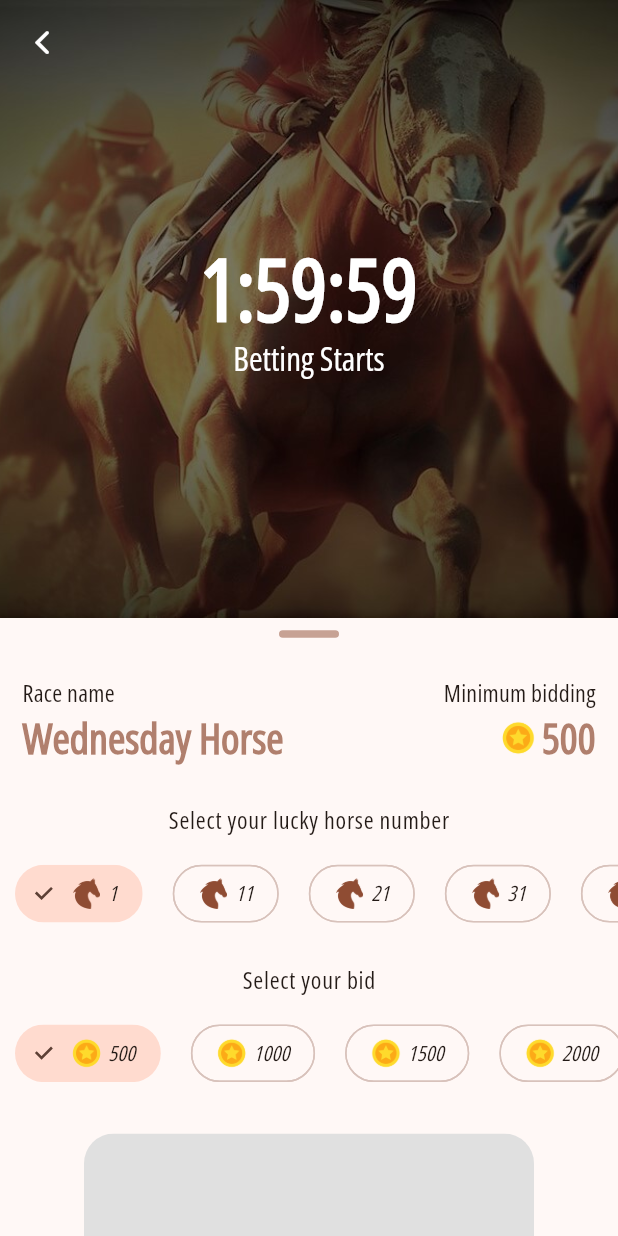
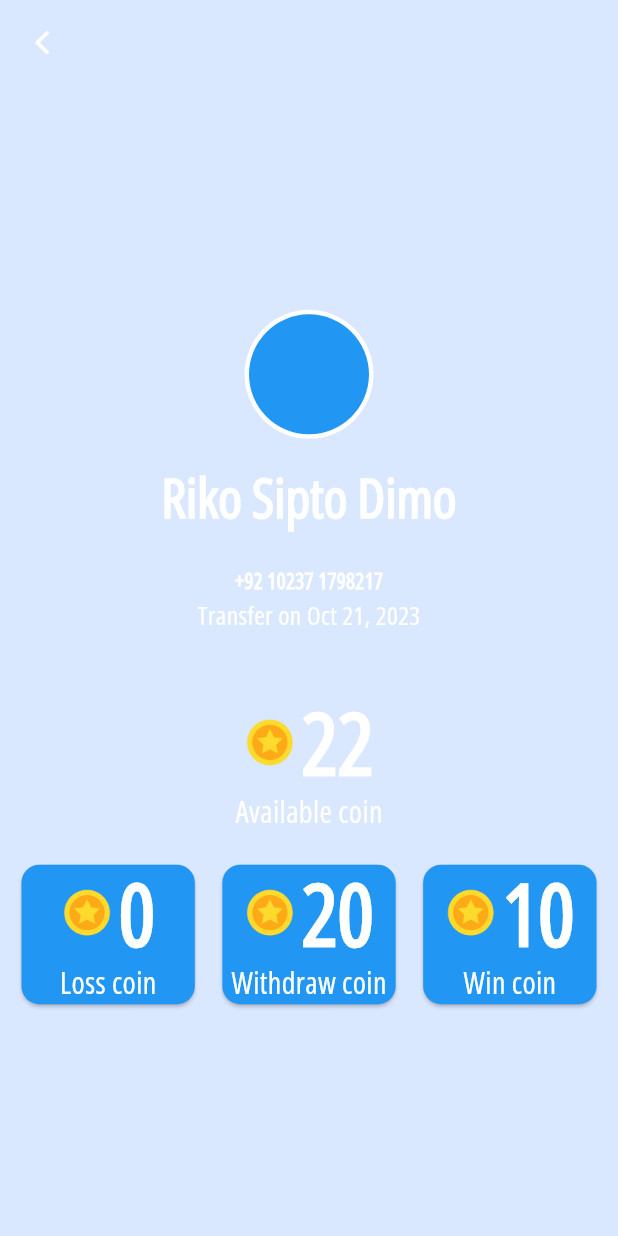
Before and after one commit to Munawer2022/Multi-Game-App, a Flutter app: the screen it shows after launch, after a tap on an icon or button, on a phone screen of 412 x 824 dp. Run offline on Flutter 3.47's test engine with Material 2 defaults, Android fonts, the light colour scheme and no system bars; drawn by our look-alikes of countup; our stand-ins replace flutter_fortune_wheel, rxdart; missing offline and left inert: flutter_spinning_wheel, neopop.

Commit message:
first commit

```diff
--- a/lib/dashboard.dart
+++ b/lib/dashboard.dart
@@ -4,13 +4,38 @@ import 'package:animation/navigate.dart';
 import 'package:animation/spinn_wheel/spinn_wheel_bid.dart';
 import 'package:animation/spinn_wheel/wheel_game.dart';
 import 'package:animation/ticket_data.dart';
+import 'package:animation/user.dart';
 import 'package:flutter/cupertino.dart';
 import 'package:flutter/material.dart';
+import 'package:flutter/services.dart';
 import 'dog_race/dog_race_bid.dart';
 import 'spinn_wheel/lucky_spinn_wheel.dart';
 
-class Dahboard extends StatelessWidget {
+class Dahboard extends StatefulWidget {
   const Dahboard({super.key});
+
+  @override
+  State<Dahboard> createState() => _DahboardState();
+}
+
+class _DahboardState extends State<Dahboard> {
+  @override
+  initState() {
+    super.initState();
+    SystemChrome.setPreferredOrientations([
+      DeviceOrientation.portraitDown,
+      DeviceOrientation.portraitUp,
+    ]);
+  }
+
+  @override
+  dispose() {
+    SystemChrome.setPreferredOrientations([
+      DeviceOrientation.portraitUp,
+      DeviceOrientation.portraitDown,
+    ]);
+    super.dispose();
+  }
 
   @override
   Widget build(BuildContext context) {
@@ -36,7 +61,7 @@ class Dahboard extends StatelessWidget {
                       children: [
                         IconButton(
                             onPressed: () {
-                              AppNavigator().push(context, const HorseBid());
+                              AppNavigator().push(context, const User());
                             },
                             icon: CircleAvatar(
                                 maxRadius: 30,
@@ -69,28 +94,16 @@ class Dahboard extends StatelessWidget {
                                 ))))
                       ],
                     ),
-                    Column(
+                    Row(
+                      mainAxisAlignment: MainAxisAlignment.center,
                       children: [
-                        Row(
-                          mainAxisAlignment: MainAxisAlignment.center,
-                          crossAxisAlignment: CrossAxisAlignment.center,
-                          children: [
-                            container(context, 'assets/images/horse.jpg',
-                                const HorseRaceScreen()),
-                            const SizedBox(
-                              width: 10,
-                            ),
-                            container(context, 'assets/images/cat.jpg',
-                                const DogRaceBid()),
-                          ],
-                        ),
+                        container(context, 'assets/images/horse.jpg',
+                            const HorseRaceScreen()),
                         const SizedBox(
-                          height: 10,
+                          width: 10,
                         ),
                         Center(
-                            child: container(
-                                context,
-                                'assets/images/wheel.jpeg',
+                            child: container(context, 'assets/images/wheel.jpg',
                                 const SpinnWheelBid())),
                       ],
                     ),
--- a/lib/dog_race/dog_race_bid.dart
+++ b/lib/dog_race/dog_race_bid.dart
@@ -132,7 +132,7 @@ class _DogRaceBidBidState extends State<DogRaceBid> {
                   ),
                   // title: const Text('NestedScrollView'),
                   pinned: false,
-                  expandedHeight: sized.size.height * 0.5,
+                  expandedHeight: sized.size.height * 0.6,
                   //400
                   forceElevated: innerBoxIsScrolled,
                 ),
--- a/lib/spinn_wheel/spinn_wheel_bid.dart
+++ b/lib/spinn_wheel/spinn_wheel_bid.dart
@@ -132,7 +132,7 @@ class _SpinnWheelBidState extends State<SpinnWheelBid> {
                   ),
                   // title: const Text('NestedScrollView'),
                   pinned: false,
-                  expandedHeight: sized.size.height * 0.5,
+                  expandedHeight: sized.size.height * 0.6,
                   //400
                   forceElevated: innerBoxIsScrolled,
                 ),
--- a/lib/ticket_data.dart
+++ b/lib/ticket_data.dart
@@ -79,12 +79,6 @@ class _TicketWidgetState extends State<TicketWidget> {
         padding: widget.padding,
         margin: widget.margin,
         decoration: BoxDecoration(
-          // image: DecorationImage(
-          //   image: AssetImage(
-          //     'assets/images/horse_bid_back.jpg',
-          //   ),
-          //   fit: BoxFit.cover,
-          // ),
           boxShadow: widget.shadow,
           color: widget.color,
           borderRadius: widget.isCornerRounded
--- /dev/null
+++ b/lib/user.dart
@@ -0,0 +1,205 @@
+import 'package:countup/countup.dart';
+import 'package:flutter/cupertino.dart';
+import 'package:flutter/material.dart';
+
+import 'dashboard.dart';
+import 'navigate.dart';
+
+class User extends StatelessWidget {
+  const User({super.key});
+
+  @override
+  Widget build(BuildContext context) {
+    var theme = Theme.of(context);
+    var sized = MediaQuery.of(context);
+    return Scaffold(
+        backgroundColor: Colors.blueAccent.shade100.withOpacity(.3),
+        appBar: AppBar(
+          leading: IconButton(
+              onPressed: () {
+                AppNavigator().push(context, const Dahboard());
+              },
+              icon: const Icon(
+                CupertinoIcons.back,
+                color: Colors.white,
+              )),
+          elevation: 0,
+          backgroundColor: Colors.transparent,
+        ),
+        body: Center(
+          child: Column(
+            mainAxisAlignment: MainAxisAlignment.center,
+            crossAxisAlignment: CrossAxisAlignment.center,
+            children: [
+              const CircleAvatar(
+                radius: 43,
+                backgroundColor: Colors.white,
+                child: CircleAvatar(
+                  maxRadius: 40,
+                  backgroundColor: Colors.blue,
+                ),
+              ),
+              SizedBox(height: sized.size.height * 0.02),
+              Text('Riko Sipto Dimo',
+                  overflow: TextOverflow.ellipsis,
+                  maxLines: 2,
+                  softWrap: false,
+                  style: theme.textTheme.headline3?.copyWith(
+                      fontWeight: FontWeight.bold, color: Colors.white)
+                  // ?.copyWith(color: Colors.black87),
+                  ),
+              SizedBox(height: sized.size.height * 0.03),
+              const Text(
+                '+92 10237 1798217',
+                style:
+                    TextStyle(color: Colors.white, fontWeight: FontWeight.bold),
+              ),
+              const Text(
+                'Transfer on Oct 21, 2023',
+                style: TextStyle(color: Colors.white, fontSize: 17),
+              ),
+              SizedBox(height: sized.size.height * 0.05),
+              Row(
+                mainAxisAlignment: MainAxisAlignment.center,
+                crossAxisAlignment: CrossAxisAlignment.center,
+                children: [
+                  Image.asset(
+                    'assets/images/coin.png',
+                    scale: 15,
+                  ),
+                  SizedBox(width: sized.size.width * 0.01),
+                  Countup(
+                      begin: 0,
+                      end: 22.00,
+                      overflow: TextOverflow.ellipsis,
+                      maxLines: 2,
+                      softWrap: false,
+                      duration: const Duration(milliseconds: 500),
+                      separator: ',',
+                      style: theme.textTheme.headline1?.copyWith(
+                          fontWeight: FontWeight.bold, color: Colors.white)),
+                ],
+              ),
+              const Text(
+                'Available coin',
+                style: TextStyle(color: Colors.white, fontSize: 20),
+              ),
+              SizedBox(height: sized.size.height * 0.02),
+              Row(
+                mainAxisAlignment: MainAxisAlignment.spaceEvenly,
+                children: [
+                  SizedBox(
+                    width: sized.size.width * 0.3,
+                    child: Card(
+                      color: Colors.blue,
+                      child: Column(
+                        children: [
+                          Row(
+                            mainAxisAlignment: MainAxisAlignment.center,
+                            crossAxisAlignment: CrossAxisAlignment.center,
+                            children: [
+                              Image.asset(
+                                'assets/images/coin.png',
+                                scale: 15,
+                              ),
+                              SizedBox(width: sized.size.width * 0.01),
+                              Countup(
+                                  begin: -22,
+                                  end: 0,
+                                  overflow: TextOverflow.ellipsis,
+                                  maxLines: 2,
+                                  softWrap: false,
+                                  duration: const Duration(milliseconds: 500),
+                                  separator: ',',
+                                  style: theme.textTheme.headline1?.copyWith(
+                                      fontWeight: FontWeight.bold,
+                                      color: Colors.white)),
+                            ],
+                          ),
+                          const Text(
+                            'Loss coin',
+                            style: TextStyle(color: Colors.white, fontSize: 20),
+                          ),
+                        ],
+                      ),
+                    ),
+                  ),
+                  SizedBox(
+                    width: sized.size.width * 0.3,
+                    child: Card(
+                      color: Colors.blue,
+                      child: Column(
+                        children: [
+                          Row(
+                            mainAxisAlignment: MainAxisAlignment.center,
+                            crossAxisAlignment: CrossAxisAlignment.center,
+                            children: [
+                              Image.asset(
+                                'assets/images/coin.png',
+                                scale: 15,
+                              ),
+                              SizedBox(width: sized.size.width * 0.01),
+                              Countup(
+                                  begin: 0,
+                                  end: 20,
+                                  overflow: TextOverflow.ellipsis,
+                                  maxLines: 2,
+                                  softWrap: false,
+                                  duration: const Duration(milliseconds: 500),
+                                  separator: ',',
+                                  style: theme.textTheme.headline1?.copyWith(
+                                      fontWeight: FontWeight.bold,
+                                      color: Colors.white)),
+                            ],
+                          ),
+                          const Text(
+                            'Withdraw coin',
+                            style: TextStyle(color: Colors.white, fontSize: 20),
+                          ),
+                        ],
+                      ),
+                    ),
+                  ),
+                  SizedBox(
+                    width: sized.size.width * 0.3,
+                    child: Card(
+                      color: Colors.blue,
+                      child: Column(
+                        children: [
+                          Row(
+                            mainAxisAlignment: MainAxisAlignment.center,
+                            crossAxisAlignment: CrossAxisAlignment.center,
+                            children: [
+                              Image.asset(
+                                'assets/images/coin.png',
+                                scale: 15,
+                              ),
+                              SizedBox(width: sized.size.width * 0.01),
+                              Countup(
+                                  begin: 0,
+                                  end: 10,
+                                  overflow: TextOverflow.ellipsis,
+                                  maxLines: 2,
+                                  softWrap: false,
+                                  duration: const Duration(milliseconds: 500),
+                                  separator: ',',
+                                  style: theme.textTheme.headline1?.copyWith(
+                                      fontWeight: FontWeight.bold,
+                                      color: Colors.white)),
+                            ],
+                          ),
+                          const Text(
+                            'Win coin',
+                            style: TextStyle(color: Colors.white, fontSize: 20),
+                          ),
+                        ],
+                      ),
+                    ),
+                  ),
+                ],
+              ),
+            ],
+          ),
+        ));
+  }
+}
--- a/pubspec.yaml
+++ b/pubspec.yaml
@@ -37,6 +37,8 @@ dependencies:
   neopop: ^1.0.2
   intl:
   provider:
+  countup: ^0.1.4
+
 
 
 
```
Also changed, not shown: lib/horse/detail_screen.dart (+110 -52 lines), lib/horse/horse_bid.dart (+29 -10 lines), lib/horse/horse_race.dart (+90 -125 lines), assets/images/horse.jpg, assets/images/track.jpg, assets/images/wheel.jpeg (deleted), assets/images/wheel.jpg, flutter_01.png, flutter_02.png (deleted), flutter_06.png (deleted), flutter_07.png (deleted), flutter_08.png (deleted), pubspec.lock.
